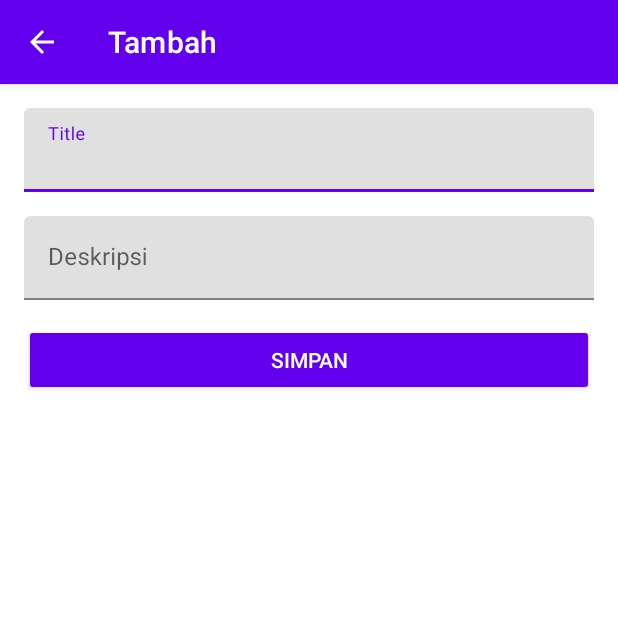
After one commit to irvandandung/Quotes_Apps, an Android app: the QuoteAddUpdateActivity screen opened directly, with no data from a screen before it, on a phone screen of 412 x 824 dp, the top half of it. The commit adds this screen. Run offline under Robolectric (Android 15) with nearby library versions, the phone set to English and light mode, and no system bars; 1 statement that could not run was skipped.

Commit message:
add feature insert, update, delete quotes

```diff
--- a/app/src/main/AndroidManifest.xml
+++ b/app/src/main/AndroidManifest.xml
@@ -1,7 +1,7 @@
 <?xml version="1.0" encoding="utf-8"?>
 <manifest xmlns:android="http://schemas.android.com/apk/res/android"
     package="project.achsan.quotesapps">
-    <uses-permission android:name="android.permission.INTERNET" />
+
     <application
         android:allowBackup="true"
         android:icon="@mipmap/ic_launcher"
@@ -9,6 +9,7 @@
         android:roundIcon="@mipmap/ic_launcher_round"
         android:supportsRtl="true"
         android:theme="@style/Theme.QuotesApps">
+        <activity android:name=".ui.QuoteAddUpdateActivity"></activity>
         <activity android:name=".ui.LoginActivity" />
         <activity
             android:name=".MainActivity"
@@ -21,4 +22,6 @@
         </activity>
     </application>
 
+    <uses-permission android:name="android.permission.INTERNET" />
+
 </manifest>
--- /dev/null
+++ b/app/src/main/java/project/achsan/quotesapps/ui/QuoteAddUpdateActivity.kt
@@ -0,0 +1,145 @@
+package project.achsan.quotesapps.ui
+
+import androidx.appcompat.app.AppCompatActivity
+import android.os.Bundle
+import android.view.Menu
+import android.view.MenuItem
+import android.view.View
+import android.widget.Toast
+import androidx.appcompat.app.AlertDialog
+import project.achsan.quotesapps.R
+import project.achsan.quotesapps.databinding.ActivityQuoteAddUpdateBinding
+import project.achsan.quotesapps.interfaces.MainView
+import project.achsan.quotesapps.models.Login
+import project.achsan.quotesapps.models.Quote
+import project.achsan.quotesapps.models.Token
+import project.achsan.quotesapps.presenters.MainPresenter
+import project.achsan.quotesapps.utils.CoroutineContextProvider
+import project.achsan.quotesapps.utils.TokenPref
+import project.achsan.quotesapps.utils.helper.ALERT_DIALOG_CLOSE
+import project.achsan.quotesapps.utils.helper.ALERT_DIALOG_DELETE
+import project.achsan.quotesapps.utils.helper.EXTRA_QUOTE
+
+class QuoteAddUpdateActivity : AppCompatActivity(), View.OnClickListener, MainView {
+    private var isEdit = false
+    private var quote: Quote? = null
+    private lateinit var binding: ActivityQuoteAddUpdateBinding
+    private lateinit var presenter: MainPresenter
+    private lateinit var tokenPref: TokenPref
+    private lateinit var token: Token
+    override fun onCreate(savedInstanceState: Bundle?) {
+        super.onCreate(savedInstanceState)
+        binding = ActivityQuoteAddUpdateBinding.inflate(layoutInflater)
+        setContentView(binding.root)
+        tokenPref = TokenPref(this)
+        token = tokenPref.getToken()
+        quote = intent.getParcelableExtra(EXTRA_QUOTE)
+        presenter = MainPresenter(this, CoroutineContextProvider())
+        if (quote != null) {
+            isEdit = true
+        } else {
+            quote = Quote()
+        }
+        val actionBarTitle: String
+        val btnTitle: String
+
+        if (isEdit) {
+            actionBarTitle = "Ubah"
+            btnTitle = "Update"
+            quote?.let {
+                binding.edtTitle.setText(it.quote_name)
+                binding.edtDescription.setText(it.quote_description)
+            }!!
+        } else {
+            actionBarTitle = "Tambah"
+            btnTitle = "Simpan"
+        }
+
+        supportActionBar?.title = actionBarTitle
+        supportActionBar?.setDisplayHomeAsUpEnabled(true)
+        binding.btnSubmit.text = btnTitle
+        binding.btnSubmit.setOnClickListener(this)
+    }
+
+
+
+    override fun onClick(view: View) {
+        if (view.id == R.id.btn_submit) {
+            val title = binding.edtTitle.text.toString().trim()
+            val description = binding.edtDescription.text.toString().trim()
+            if (title.isEmpty()) {
+                binding.edtTitle.error = "Field can not be blank"
+                return
+            }
+            if (isEdit) {
+                presenter.updateQuote(
+                        token.token.toString(),
+                        quote!!.quote_id.toString(),
+                        binding.edtTitle.text.toString(),
+                        binding.edtDescription.text.toString()
+                )
+            } else {
+                presenter.addQuote(
+                        token.token.toString(),
+                        binding.edtTitle.text.toString(),
+                        binding.edtDescription.text.toString()
+                )
+            }
+        }
+    }
+
+    override fun onCreateOptionsMenu(menu: Menu): Boolean {
+        if (isEdit) {
+            menuInflater.inflate(R.menu.menu_delete, menu)
+        }
+        return super.onCreateOptionsMenu(menu)
+    }
+    override fun onOptionsItemSelected(item: MenuItem): Boolean {
+        when (item.itemId) {
+            R.id.action_delete -> showAlertDialog(ALERT_DIALOG_DELETE)
+            android.R.id.home -> showAlertDialog(ALERT_DIALOG_CLOSE)
+        }
+        return super.onOptionsItemSelected(item)
+    }
+
+    private fun showAlertDialog(type: Int) {
+        val isDialogClose = type == ALERT_DIALOG_CLOSE
+        val dialogTitle: String
+        val dialogMessage: String
+        if (isDialogClose) {
+            dialogTitle = "Batal"
+            dialogMessage = "Apakah anda ingin membatalkan perubahan pada form?"
+        } else {
+            dialogMessage = "Apakah anda yakin ingin menghapus item ini?"
+            dialogTitle = "Hapus Quote"
+        }
+        val alertDialogBuilder = AlertDialog.Builder(this)
+        alertDialogBuilder.setTitle(dialogTitle)
+        alertDialogBuilder
+                .setMessage(dialogMessage)
+                .setCancelable(false)
+                .setPositiveButton("Ya") { _, _ ->
+                    if (isDialogClose) {
+                        finish()
+                    } else {
+                        presenter.deleteQuote(token.token.toString(),quote?.quote_id.toString())
+                    }
+                }
+                .setNegativeButton("Tidak") { dialog, _ -> dialog.cancel() }
+        val alertDialog = alertDialogBuilder.create()
+        alertDialog.show()
+    }
+
+    override fun showMessage(messsage: String) {
+        Toast.makeText(this,messsage, Toast.LENGTH_SHORT).show()
+        finish()
+    }
+
+    override fun resultQuote(data: ArrayList<Quote>) {
+        TODO("Not yet implemented")
+    }
+
+    override fun resultLogin(data: Login) {
+        TODO("Not yet implemented")
+    }
+}
--- /dev/null
+++ b/app/src/main/res/drawable/ic_baseline_delete_24.xml
@@ -0,0 +1,10 @@
+<vector xmlns:android="http://schemas.android.com/apk/res/android"
+    android:width="24dp"
+    android:height="24dp"
+    android:viewportWidth="24"
+    android:viewportHeight="24"
+    android:tint="?attr/colorControlNormal">
+  <path
+      android:fillColor="@android:color/black"
+      android:pathData="M6,19c0,1.1 0.9,2 2,2h8c1.1,0 2,-0.9 2,-2V7H6v12zM19,4h-3.5l-1,-1h-5l-1,1H5v2h14V4z"/>
+</vector>
--- /dev/null
+++ b/app/src/main/res/layout/activity_quote_add_update.xml
@@ -0,0 +1,56 @@
+<?xml version="1.0" encoding="utf-8"?>
+<androidx.coordinatorlayout.widget.CoordinatorLayout xmlns:android="http://schemas.android.com/apk/res/android"
+    xmlns:app="http://schemas.android.com/apk/res-auto"
+    xmlns:tools="http://schemas.android.com/tools"
+    android:layout_width="match_parent"
+    android:layout_height="match_parent"
+    android:fitsSystemWindows="true">
+    <ProgressBar
+        android:id="@+id/progressbar"
+        android:layout_width="48dp"
+        android:layout_height="48dp"
+        android:visibility="invisible"
+        app:layout_anchor="@id/layout"
+        app:layout_anchorGravity="center" />
+    <LinearLayout xmlns:android="http://schemas.android.com/apk/res/android"
+        xmlns:tools="http://schemas.android.com/tools"
+        android:id="@+id/layout"
+        android:layout_width="match_parent"
+        android:layout_height="match_parent"
+        android:orientation="vertical"
+        android:padding="16dp"
+        tools:context=".QuoteAddUpdateActivity">
+
+        <com.google.android.material.textfield.TextInputLayout
+            android:layout_width="match_parent"
+            android:layout_height="wrap_content"
+            android:layout_marginBottom="16dp">
+            <EditText
+                android:id="@+id/edt_title"
+                android:layout_width="match_parent"
+                android:layout_height="wrap_content"
+                android:hint="@string/title"
+                android:inputType="textCapSentences"
+                android:maxLines="1" />
+        </com.google.android.material.textfield.TextInputLayout>
+        <com.google.android.material.textfield.TextInputLayout
+            android:layout_width="match_parent"
+            android:layout_height="wrap_content"
+            android:layout_marginBottom="16dp">
+            <EditText
+                android:id="@+id/edt_description"
+                android:layout_width="match_parent"
+                android:layout_height="wrap_content"
+                android:hint="@string/description"
+                android:inputType="textCapSentences"
+                android:maxLines="1" />
+        </com.google.android.material.textfield.TextInputLayout>
+
+        <Button
+            android:id="@+id/btn_submit"
+            style="@style/Base.Widget.AppCompat.Button.Colored"
+            android:layout_width="match_parent"
+            android:layout_height="wrap_content"
+            android:text="@string/submit" />
+    </LinearLayout>
+</androidx.coordinatorlayout.widget.CoordinatorLayout>
--- /dev/null
+++ b/app/src/main/res/menu/menu_delete.xml
@@ -0,0 +1,9 @@
+<?xml version="1.0" encoding="utf-8"?>
+<menu xmlns:android="http://schemas.android.com/apk/res/android"
+    xmlns:app="http://schemas.android.com/apk/res-auto">
+    <item
+        android:id="@+id/action_delete"
+        android:icon="@drawable/ic_baseline_delete_24"
+        android:title="@string/Hapus"
+        app:showAsAction="always" />
+</menu>
--- a/app/src/main/res/values/strings.xml
+++ b/app/src/main/res/values/strings.xml
@@ -11,4 +11,6 @@
     <string name="class_quotes">Class Quotes</string>
     <string name="my_quotes">My Quotes</string>
     <string name="global_quotes">Global Quotes</string>
+    <string name="submit">Submit</string>
+    <string name="Hapus">Hapus</string>
 </resources>
```
Also changed, not shown: app/src/main/java/project/achsan/quotesapps/adapter/QuoteAdapter.kt (+12 -0 lines), app/src/main/java/project/achsan/quotesapps/data/remote/ApiServices.kt (+7 -6 lines), app/src/main/java/project/achsan/quotesapps/ui/my_quotes/MyQuotesFragment.kt (+8 -0 lines).
